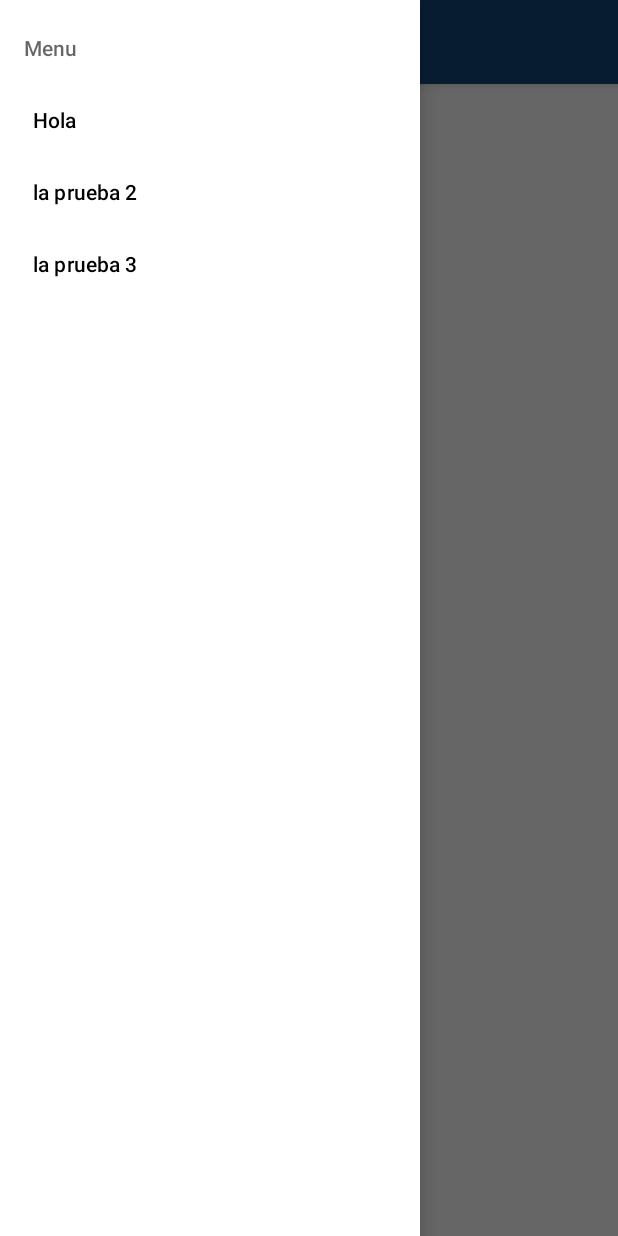
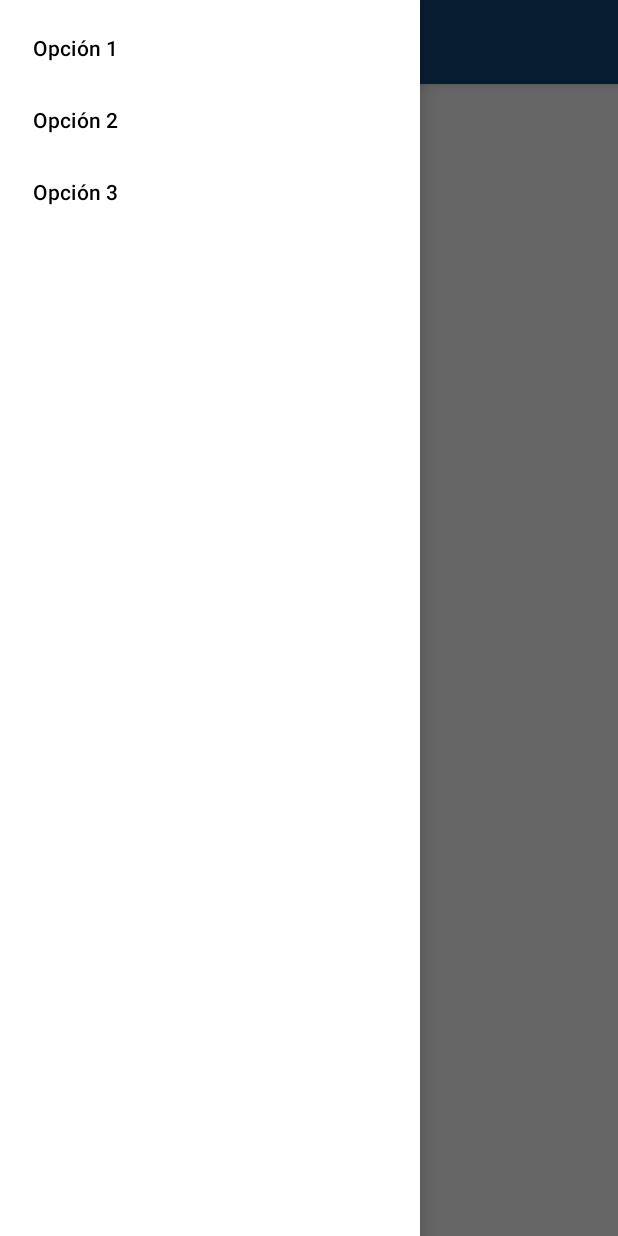
Before and after one commit to Esmeralda-Velazquez/APPAndroidSessions, an Android app: the HomeActivity screen opened directly, with no data from a screen before it, with the side drawer open, on a phone screen of 412 x 824 dp. Run offline under Robolectric (Android 15) with nearby library versions, the phone set to English and light mode, and no system bars.

Commit message:
MENU_LATERAL_AGREGADO

```diff
--- a/app/src/main/res/drawable/menuicon.xml
+++ b/app/src/main/res/drawable/menuicon.xml
@@ -1,10 +1,11 @@
 <vector xmlns:android="http://schemas.android.com/apk/res/android"
-    android:width="48dp"
-    android:height="48dp"
-    android:viewportWidth="960"
-    android:viewportHeight="960"
-    android:tint="#FFFFFF">
+    android:width="24dp"
+    android:height="24dp"
+    android:viewportWidth="24.0"
+    android:viewportHeight="24.0">
+
     <path
-        android:fillColor="@android:color/white"
-        android:pathData="M120,720L120,660L840,660L840,720L120,720ZM120,510L120,450L840,450L840,510L120,510ZM120,300L120,240L840,240L840,300L120,300Z"/>
+        android:fillColor="#FFFFFF"
+        android:pathData="M21,13H3v-2h18v2zM21,18H3v-2h18v2zM3,6h18v2H3V6z" />
+
 </vector>
--- a/app/src/main/res/layout/activity_home.xml
+++ b/app/src/main/res/layout/activity_home.xml
@@ -1,36 +1,40 @@
 <?xml version="1.0" encoding="utf-8"?>
-<androidx.drawerlayout.widget.DrawerLayout xmlns:android="http://schemas.android.com/apk/res/android"
+    <androidx.drawerlayout.widget.DrawerLayout
+        xmlns:android="http://schemas.android.com/apk/res/android"
         xmlns:app="http://schemas.android.com/apk/res-auto"
-    xmlns:tools="http://schemas.android.com/tools"
         android:id="@+id/drawer_layout"
         android:layout_width="match_parent"
-    android:layout_height="match_parent"
-    android:fitsSystemWindows="true"
-    tools:openDrawer="start">
+        android:layout_height="match_parent">
 
+        <!-- Contenido principal -->
         <LinearLayout
-        android:layout_width="wrap_content"
+            android:layout_width="match_parent"
             android:layout_height="match_parent"
             android:orientation="vertical">
 
-        <androidx.appcompat.widget.Toolbar
+            <com.google.android.material.appbar.AppBarLayout
+                android:layout_width="match_parent"
+                android:layout_height="wrap_content">
+
+                <com.google.android.material.appbar.MaterialToolbar
                     android:id="@+id/toolbar"
                     android:layout_width="match_parent"
                     android:layout_height="?attr/actionBarSize"
                     android:background="?attr/colorPrimary"
-            android:elevation="4dp"
-            android:theme="@style/ThemeOverlay.AppCompat.ActionBar" />
+                    app:title="Bienvenido, Usuario"
+                    app:titleTextColor="@android:color/white"
+                    app:navigationIcon="@drawable/menuicon" />
+            </com.google.android.material.appbar.AppBarLayout>
 
-        <!-- Contenido principal de la pantalla -->
-        <!-- Agrega aquí tus componentes de interfaz de usuario -->
-
+            <!-- Aquí puedes agregar el resto de tu contenido principal -->
         </LinearLayout>
 
+        <!-- Menú lateral -->
         <com.google.android.material.navigation.NavigationView
             android:id="@+id/navigation_view"
             android:layout_width="wrap_content"
             android:layout_height="match_parent"
             android:layout_gravity="start"
-        app:menu="@menu/navigation_drawer" />
+            app:menu="@menu/drawer_menu" />
 
     </androidx.drawerlayout.widget.DrawerLayout>
--- /dev/null
+++ b/app/src/main/res/menu/drawer_menu.xml
@@ -0,0 +1,14 @@
+<?xml version="1.0" encoding="utf-8"?>
+<menu xmlns:android="http://schemas.android.com/apk/res/android">
+    <group android:checkableBehavior="single">
+        <item
+            android:id="@+id/nav_item1"
+            android:title="Opción 1" />
+        <item
+            android:id="@+id/nav_item2"
+            android:title="Opción 2" />
+        <item
+            android:id="@+id/nav_item3"
+            android:title="Opción 3" />
+    </group>
+</menu>
--- a/app/src/main/res/menu/navigation_drawer.xml
+++ /dev/null
@@ -1,20 +0,0 @@
-<menu xmlns:android="http://schemas.android.com/apk/res/android">
-    <item
-        android:id="@+id/main_item"
-        android:title="Menu">
-        <menu>
-            <item
-                android:id="@+id/inbox_item"
-                android:title="Hola"
-                android:checkable="true" />
-            <item
-                android:id="@+id/outbox_item"
-                android:title="la prueba 2"
-                android:checkable="true" />
-            <item
-                android:id="@+id/favourites_item"
-                android:title="la prueba 3"
-                android:checkable="true" />
-        </menu>
-    </item>
-</menu>
```
Also changed, not shown: app/src/main/java/com/example/appsessions/HomeActivity.kt (+28 -30 lines). Lines whose indentation alone changed are shown as unchanged.
